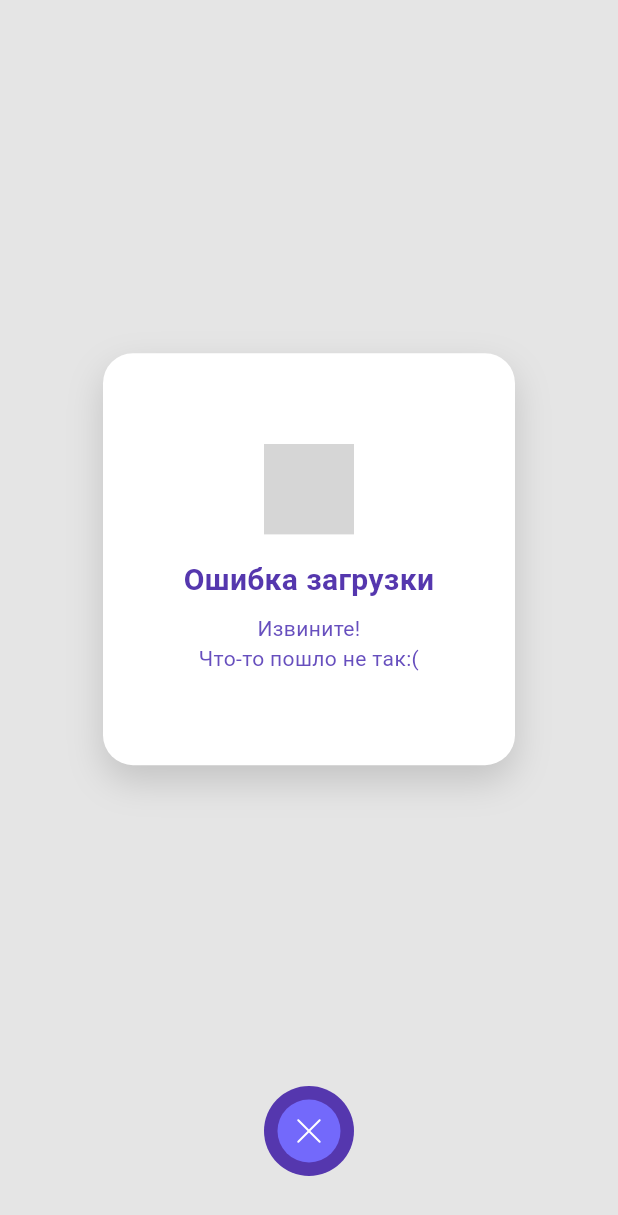
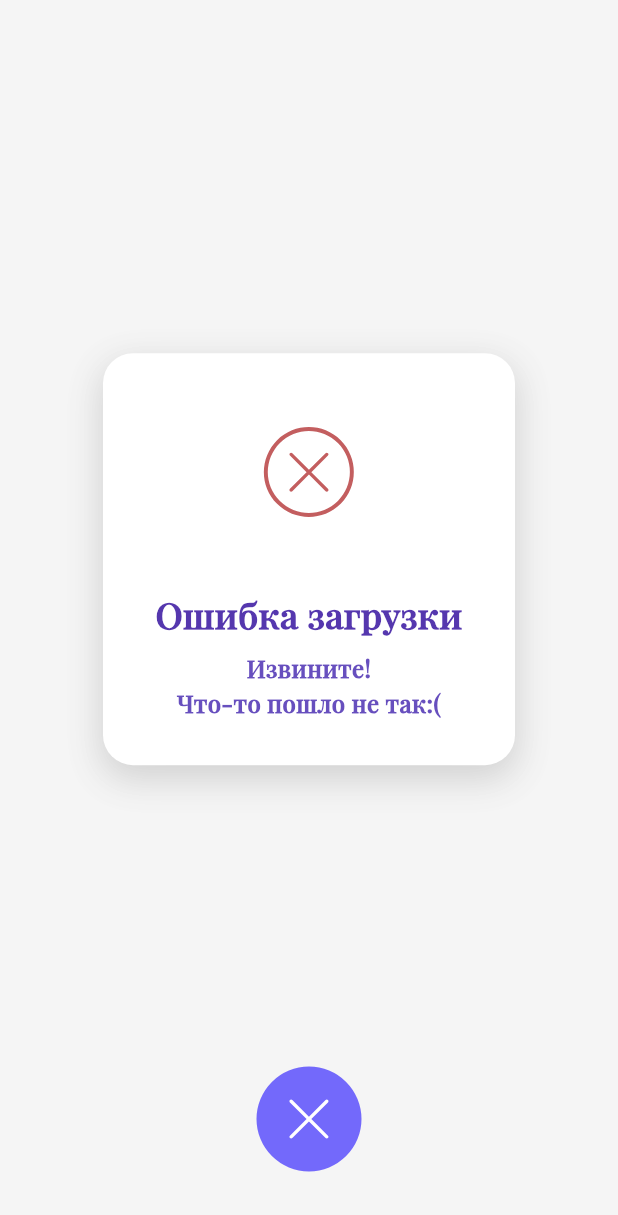
Before and after one commit to mxnmiraii/Vkatun, a Flutter app: the ErrorDialog screen opened directly, on a phone screen of 412 x 824 dp. Shown: the top 1215 px of the screen. Run offline on Flutter 3.47's test engine with Material 3 defaults, Android fonts, the phone set to English and light mode, and no system bars; our stand-ins replace file_picker, flutter_svg, mask_text_input_formatter; project files that could hold a hidden picture were left out; grey boxes are pictures that could not be loaded.

Commit message:
add access,error,warning dialog window

```diff
--- a/frontend/lib/dialogs/error_dialog.dart
+++ b/frontend/lib/dialogs/error_dialog.dart
@@ -2,6 +2,7 @@ import 'package:flutter/material.dart';
 import 'package:flutter_svg/flutter_svg.dart';
 
 import '../design/colors.dart'; // vibrantViolet, electricLavender
+import '../design/dimensions.dart';
 import '../design/images.dart';
 
 class ErrorDialog extends StatelessWidget {
@@ -13,19 +14,16 @@ class ErrorDialog extends StatelessWidget {
     final dialogHeight = screenSize.height / 3;
     final dialogWidth = screenSize.width * 4 / 6;
 
-    return Stack(
+    return Scaffold(
+      backgroundColor: Colors.transparent,
+      body: Stack(
         alignment: Alignment.center,
         children: [
-        // Лёгкое затемнение фона
-        GestureDetector(
-          onTap: () => Navigator.pop(context),
+          Positioned.fill(
             child: Container(
-            color: Colors.black.withOpacity(0.1),
-            width: double.infinity,
-            height: double.infinity,
+              color: const Color(0xFFEFEFEF).withOpacity(0.6), // Серый полупрозрачный
             ),
           ),
-
           // Диалог
           Positioned(
             top: screenSize.height / 3.5,
@@ -42,25 +40,30 @@ class ErrorDialog extends StatelessWidget {
                     BoxShadow(
                       color: Colors.black.withOpacity(0.15),
                       blurRadius: 20,
-                    offset: const Offset(0, 10),
+                      spreadRadius: 1,
+                      offset: Offset(0, 8),
                     ),
                   ],
                 ),
+
                 child: Column(
                   mainAxisSize: MainAxisSize.min,
                   mainAxisAlignment: MainAxisAlignment.center,
                   children: [
-                  SvgPicture.asset(
-                    'assets/icons/errorIcon.svg',
-                    height: 60,
-                    width: 60,
+                    Container(
+                      margin: const EdgeInsets.only(bottom: 12),
+                      decoration: const BoxDecoration(
+                        shape: BoxShape.circle,
+                      ),
+                      child: Center(child: errorIcon),
                     ),
                     const SizedBox(height: 16),
                     const Text(
                       'Ошибка загрузки',
                       style: TextStyle(
-                      fontSize: 20,
-                      fontWeight: FontWeight.bold,
+                        fontSize: 24,
+                        fontWeight: FontWeight.w900,
+                        fontFamily: 'Playfair',
                         color: vibrantViolet,
                       ),
                       textAlign: TextAlign.center,
@@ -69,7 +72,9 @@ class ErrorDialog extends StatelessWidget {
                     const Text(
                       'Извините!\nЧто-то пошло не так:(',
                       style: TextStyle(
-                      fontSize: 14,
+                        fontSize: 16,
+                        fontWeight: FontWeight.w800,
+                        fontFamily: 'Playfair',
                         color: electricLavender,
                       ),
                       textAlign: TextAlign.center,
@@ -82,23 +87,28 @@ class ErrorDialog extends StatelessWidget {
 
           // Кнопка "закрыть"
           Positioned(
-          bottom: 40,
+            bottom: 28,
+            child: AnimatedBuilder(
+              animation: AlwaysStoppedAnimation(0),
+              builder: (context, child) {
+                return Transform.rotate(
+                  angle: 0,
                   child: GestureDetector(
                     onTap: () => Navigator.pop(context),
                     child: Container(
-              width: 60,
-              height: 60,
-              decoration: const BoxDecoration(
-                color: vibrantViolet,
-                shape: BoxShape.circle,
-              ),
+                      width: 100,
+                      height: 100,
                       child: Center(
-                child: cancelIcon2, // ← твоя иконка
+                        child: cancelIcon2,
                       ),
                     ),
                   ),
+                );
+              },
+            ),
           ),
         ],
+      ),
     );
   }
 }
--- a/frontend/lib/pages/resumes_page.dart
+++ b/frontend/lib/pages/resumes_page.dart
@@ -4,6 +4,8 @@ import 'package:flutter/material.dart';
 import 'package:file_picker/file_picker.dart';
 import 'package:vkatun/design/images.dart';
 import 'package:vkatun/design/dimensions.dart';
+import 'package:vkatun/dialogs/access_dialog.dart';
+import 'package:vkatun/dialogs/warning_dialog.dart';
 import 'package:vkatun/pages/resume_view_page.dart';
 import 'package:vkatun/windows/window_resumes_page.dart';
 
@@ -315,7 +317,8 @@ class _ResumesPageState extends State<ResumesPage> with SingleTickerProviderStat
                 child: logoFullIcon,
               ),
             ),
-            IconButton(icon: parametersIcon, onPressed: () {}),
+            IconButton(icon: parametersIcon, onPressed: () {}
+            ),
           ],
         ),
         centerTitle: true,
```
Also changed, not shown: frontend/lib/dialogs/access_dialog.dart (+113 -0 lines), frontend/lib/dialogs/warning_dialog.dart (+113 -0 lines). Lines whose indentation alone changed are shown as unchanged.
